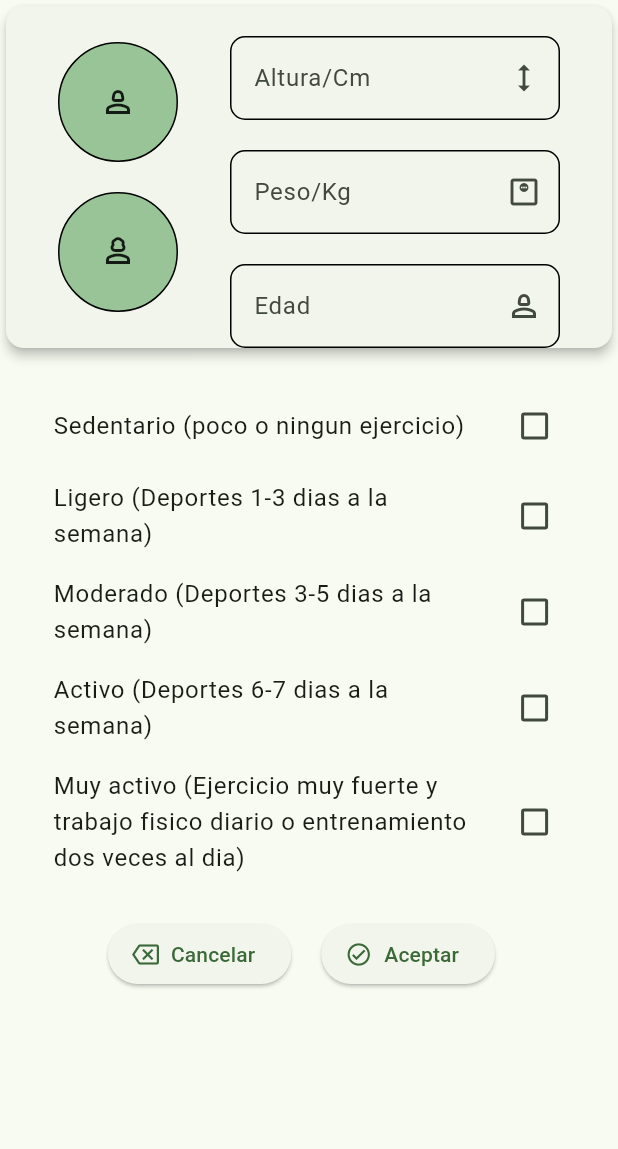
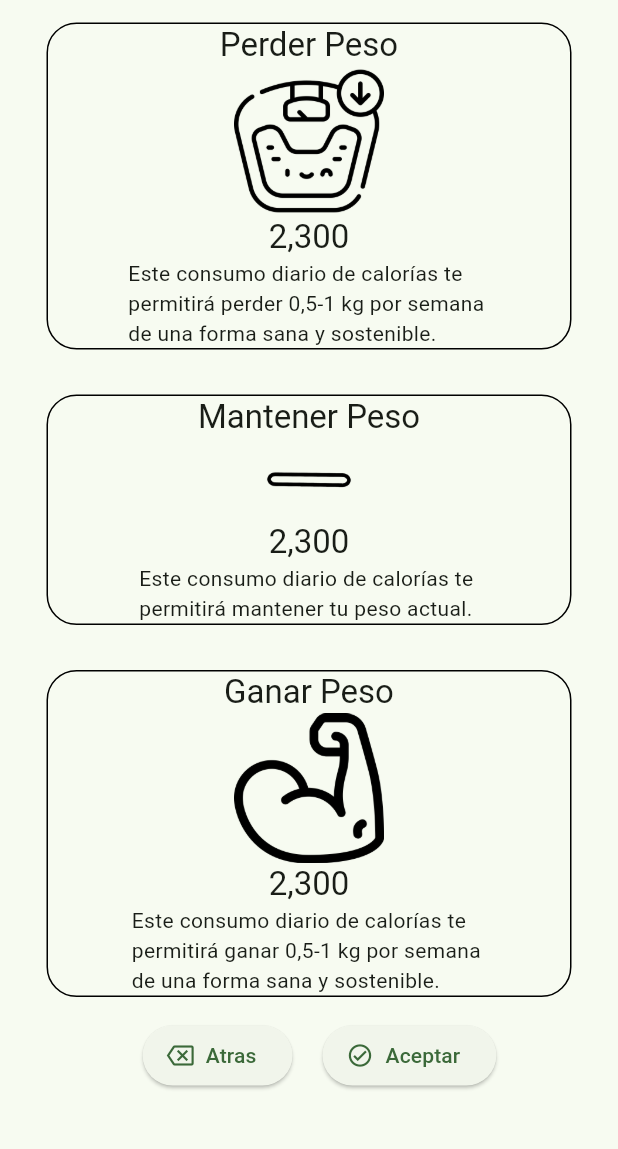
Before and after one commit to josejesus3/VitacoraCalorias, a Flutter app: the screen it shows after launch, after a tap on "Aceptar", on a phone screen of 412 x 824 dp, the part 84-1233 px from its top. Run offline on Flutter 3.47's test engine with Material 3 defaults, Android fonts, the light colour scheme and no system bars; our stand-ins replace animate_do, percent_indicator, shared_preferences.

Commit message:
ResultadoPersonal

```diff
--- a/lib/presentation/screen/page_view_requisitos.dart
+++ b/lib/presentation/screen/page_view_requisitos.dart
@@ -1,5 +1,6 @@
 import 'package:flutter/material.dart';
 import 'package:vitacora_calorias/presentation/widget/calculadora_calorias.dart';
+import 'package:vitacora_calorias/presentation/widget/resultado_personal.dart';
 
 class PageViewRequisitos extends StatefulWidget {
   const PageViewRequisitos({super.key});
@@ -9,17 +10,29 @@ class PageViewRequisitos extends StatefulWidget {
 }
 
 class _PageViewRequisitosState extends State<PageViewRequisitos> {
+
   @override
   Widget build(BuildContext context) {
-    return Stack(
-      children: [
-        PageView(
-          children: const [
-            CalculadorCalorias(),
-            CalculadorCalorias(),
-          ],
-        )
-      ],
+    PageController _controller= PageController();
+    return Scaffold(
+      appBar: AppBar(
+        title: const Center(
+          child: Text('Requisitos'),
+        ),
+      ),
+      body: Stack(
+        children: [
+          PageView(
+            physics: const NeverScrollableScrollPhysics(),
+            pageSnapping: false,
+           controller: _controller,
+            children:  [
+              CalculadorCalorias(controller: _controller,),
+               ResultadoPersonal(controller: _controller,),
+            ],
+          )
+        ],
+      ),
     );
   }
 }
--- a/lib/presentation/widget/calculadora_calorias.dart
+++ b/lib/presentation/widget/calculadora_calorias.dart
@@ -2,7 +2,8 @@ import 'package:flutter/material.dart';
 import 'package:flutter/widgets.dart';
 
 class CalculadorCalorias extends StatelessWidget {
-  const CalculadorCalorias({super.key});
+  final PageController controller;
+  const CalculadorCalorias({super.key, required this.controller});
 
   @override
   Widget build(BuildContext context) {
@@ -10,13 +11,7 @@ class CalculadorCalorias extends StatelessWidget {
     TextEditingController pesoController = TextEditingController();
     TextEditingController edadController = TextEditingController();
 
-    return Scaffold(
-      appBar: AppBar(
-        title: const Center(
-          child: Text('Requisitos'),
-        ),
-      ),
-      body: SingleChildScrollView(
+    return SingleChildScrollView(
       child: Column(
         children: [
           Card(
@@ -65,9 +60,6 @@ class CalculadorCalorias extends StatelessWidget {
               ],
             ),
           ),
-            const SizedBox(
-              height: 20,
-            ),
           const _CheckBoxGet(
             title: 'Sedentario (poco o ningun ejercicio)',
           ),
@@ -85,21 +77,18 @@ class CalculadorCalorias extends StatelessWidget {
                 'Muy activo (Ejercicio muy fuerte y trabajo fisico diario o entrenamiento dos veces al dia)',
           ),
           const SizedBox(
-              height: 20,
+            height: 30,
           ),
-            Row(
-              mainAxisAlignment: MainAxisAlignment.center,
-              children: [
-                _BotonesConfirmacion(
-                  onPressed: () {},
-                  title: 'Cancelar',
-                  icon: Icons.backspace_outlined,
-                ),
+
           const SizedBox(
             width: 20,
           ),
           _BotonesConfirmacion(
-                  onPressed: () {},
+            onPressed: () {
+              controller.nextPage(
+                  duration: const Duration(milliseconds: 420),
+                  curve: Curves.easeInCirc);
+            },
             title: 'Aceptar',
             icon: Icons.check_circle_outlined,
           ),
@@ -107,9 +96,6 @@ class CalculadorCalorias extends StatelessWidget {
             width: 10,
           ),
         ],
-            ),
-          ],
-        ),
       ),
     );
   }
@@ -173,7 +159,7 @@ class _FormularioRegistro extends StatelessWidget {
         borderRadius: BorderRadius.circular(10),
         borderSide: const BorderSide(color: Colors.black));
     return Padding(
-      padding: const EdgeInsets.only(top: 20),
+      padding: const EdgeInsets.only(top: 15, bottom: 15),
       child: SizedBox(
         width: 220,
         child: TextField(
--- a/lib/presentation/widget/container_vitacora.dart
+++ b/lib/presentation/widget/container_vitacora.dart
@@ -24,10 +24,10 @@ class _ContainerVitacoraState extends State<ContainerVitacora> {
     super.initState();
 
     context.read<ConsumoDiario>().cargarVariables();
-    _checkFirstTime();
+
   }
 
-  _checkFirstTime() async {
+ /* _checkFirstTime() async {
     final SharedPreferences prefs = await SharedPreferences.getInstance();
     setState(() {});
     bool alert = prefs.getBool('alertDialog') ?? false;
@@ -40,7 +40,7 @@ class _ContainerVitacoraState extends State<ContainerVitacora> {
 
       prefs.setBool('alertDialog', true);
     }
-  }
+  }*/
 
   @override
   Widget build(BuildContext context) {
@@ -63,8 +63,9 @@ class _ContainerVitacoraState extends State<ContainerVitacora> {
           bottomRight: Radius.circular(8),
         ),
         gradient: LinearGradient(
+
           colors: [
-            Colors.blue.shade100,
+            Colors.green.shade100,
             Colors.white,
           ],
           begin: Alignment.bottomLeft,
--- /dev/null
+++ b/lib/presentation/widget/resultado_personal.dart
@@ -0,0 +1,129 @@
+import 'package:flutter/material.dart';
+import 'package:vitacora_calorias/presentation/screen/vitacora_calorias.dart';
+
+class ResultadoPersonal extends StatelessWidget {
+  final PageController controller;
+  const ResultadoPersonal({super.key, required this.controller});
+
+  @override
+  Widget build(BuildContext context) {
+    return Column(
+      children: [
+        const _Respuestas(
+          title: 'Perder Peso',
+          imagenLocal: 'assets/bajarPeso.png',
+          textMax: '''Este consumo diario de calorías te
+permitirá perder 0,5-1 kg por semana
+de una forma sana y sostenible.''',
+        ),
+        const _Respuestas(
+          title: 'Mantener Peso',
+          imagenLocal: 'assets/barra.png',
+          textMax: '''Este consumo diario de calorías te
+permitirá mantener tu peso actual.''',
+        ),
+        const _Respuestas(
+          title: 'Ganar Peso',
+          imagenLocal: 'assets/masaMuscular.png',
+          textMax: '''Este consumo diario de calorías te
+permitirá ganar 0,5-1 kg por semana
+de una forma sana y sostenible.''',
+        ),
+        Row(
+          mainAxisAlignment: MainAxisAlignment.center,
+          children: [
+            const SizedBox(
+              width: 14,
+            ),
+            _BotonesConfirmacion(
+              onPressed: () {
+                controller.previousPage(
+                    duration: const Duration(milliseconds: 300),
+                    curve: Curves.easeInCirc);
+              },
+              title: 'Atras',
+              icon: Icons.backspace_outlined,
+            ),
+            const SizedBox(
+              width: 20,
+            ),
+            _BotonesConfirmacion(
+              onPressed: () {
+                Navigator.push(
+                  context,
+                  MaterialPageRoute(
+                    builder: (context) => const VitacoraCalorias(),
+                    barrierDismissible: true
+                  ),
+                );
+              },
+              title: 'Aceptar',
+              icon: Icons.check_circle_outlined,
+            ),
+          ],
+        ),
+      ],
+    );
+  }
+}
+
+class _Respuestas extends StatelessWidget {
+  final String imagenLocal;
+  final String textMax;
+  final String title;
+  const _Respuestas({
+    required this.imagenLocal,
+    required this.textMax,
+    required this.title,
+  });
+
+  @override
+  Widget build(BuildContext context) {
+    final textStyle = Theme.of(context).textTheme.titleLarge;
+    return Padding(
+      padding: const EdgeInsets.symmetric(vertical: 15),
+      child: Container(
+        width: 350,
+        decoration: BoxDecoration(
+            border: Border.all(), borderRadius: BorderRadius.circular(20)),
+        child: Column(
+          children: [
+            Text(
+              title,
+              style: textStyle,
+            ),
+            SizedBox(
+              width: 100,
+              child: Image.asset(
+                imagenLocal,
+                fit: BoxFit.cover,
+              ),
+            ),
+            Text('2,300', style: textStyle),
+            Text(textMax)
+          ],
+        ),
+      ),
+    );
+  }
+}
+
+class _BotonesConfirmacion extends StatelessWidget {
+  final VoidCallback onPressed;
+  final String title;
+  final IconData icon;
+  const _BotonesConfirmacion({
+    required this.onPressed,
+    required this.title,
+    required this.icon,
+  });
+
+  @override
+  Widget build(BuildContext context) {
+    return ElevatedButton.icon(
+      onPressed: onPressed,
+      icon: Icon(icon),
+      label: Text(title),
+    );
+  }
+}
--- a/pubspec.yaml
+++ b/pubspec.yaml
@@ -50,8 +50,8 @@ flutter:
   # the material Icons class.
   uses-material-design: true
   # To add assets to your application, add an assets section, like this:
-  # assets:
-  #   - images/a_dot_burr.jpeg
+  assets:
+    - assets/
   #   - images/a_dot_ham.jpeg
   # An image asset can refer to one or more resolution-specific "variants", see
   # https://flutter.dev/assets-and-images/#resolution-aware
```
Also changed, not shown: assets/GraficaBaja.png (added), assets/GraficaSubir.png (added), assets/bajarPeso.png (added), assets/barra.png (added), assets/masaMuscular.png (added), pubspec.lock. Lines whose indentation alone changed are shown as unchanged.
